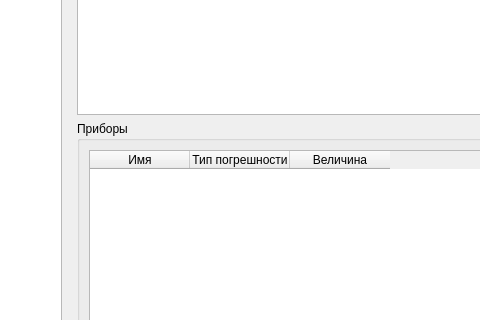
Qt form mainwindow.ui (Kirikus/Experiments-2026S-Python) before a commit; both pictures show x 147 to 627 and y 109 to 429 of the 800 by 600 pixel window.
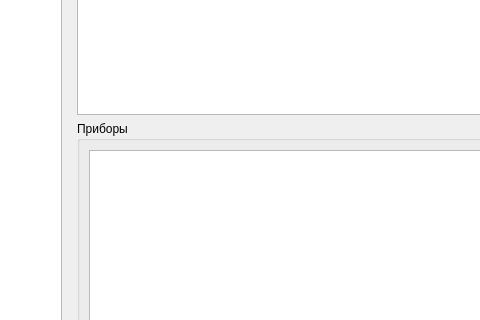
The same form after that commit.

Commit message: refactor(gui): modular gui package and instruments table model

```diff
--- a/mainwindow.ui
+++ b/mainwindow.ui
@@ -73,25 +73,10 @@
           </property>
           <layout class="QVBoxLayout" name="verticalLayoutInstruments">
            <item>
-            <widget class="QTableWidget" name="tableInstruments">
+            <widget class="QTableView" name="tableInstruments">
              <property name="alternatingRowColors">
               <bool>true</bool>
              </property>
-             <column>
-              <property name="text">
-            <string>Имя</string>
-              </property>
-             </column>
-             <column>
-              <property name="text">
-            <string>Тип погрешности</string>
-              </property>
-             </column>
-             <column>
-              <property name="text">
-            <string>Величина</string>
-              </property>
-             </column>
             </widget>
            </item>
           </layout>
```
The commit also changes 11 other files.
